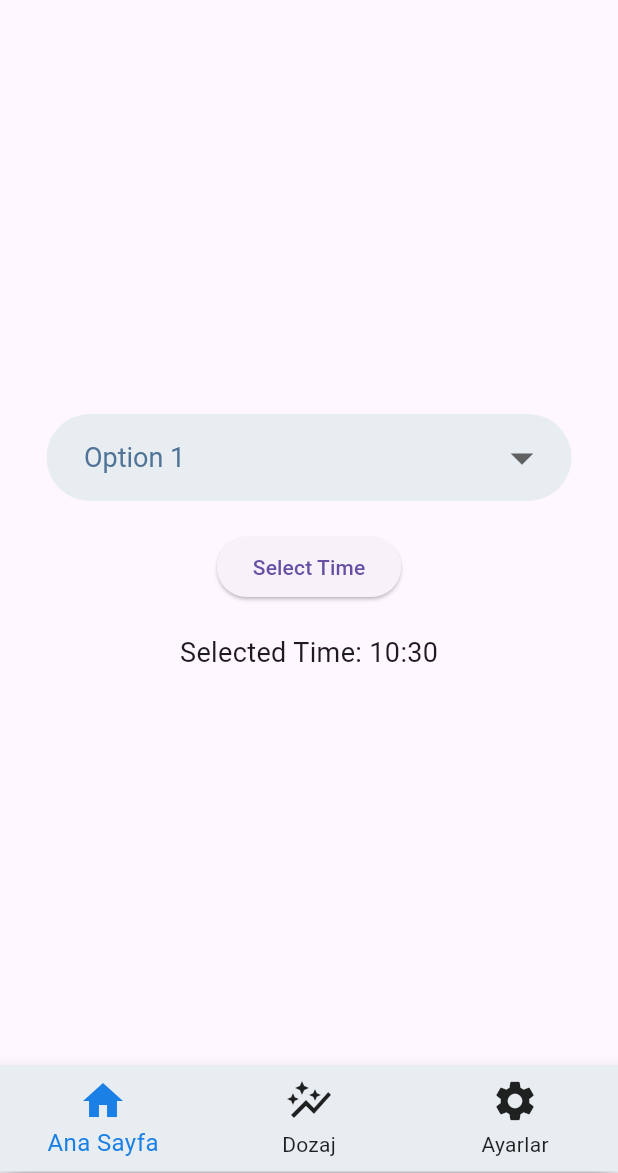
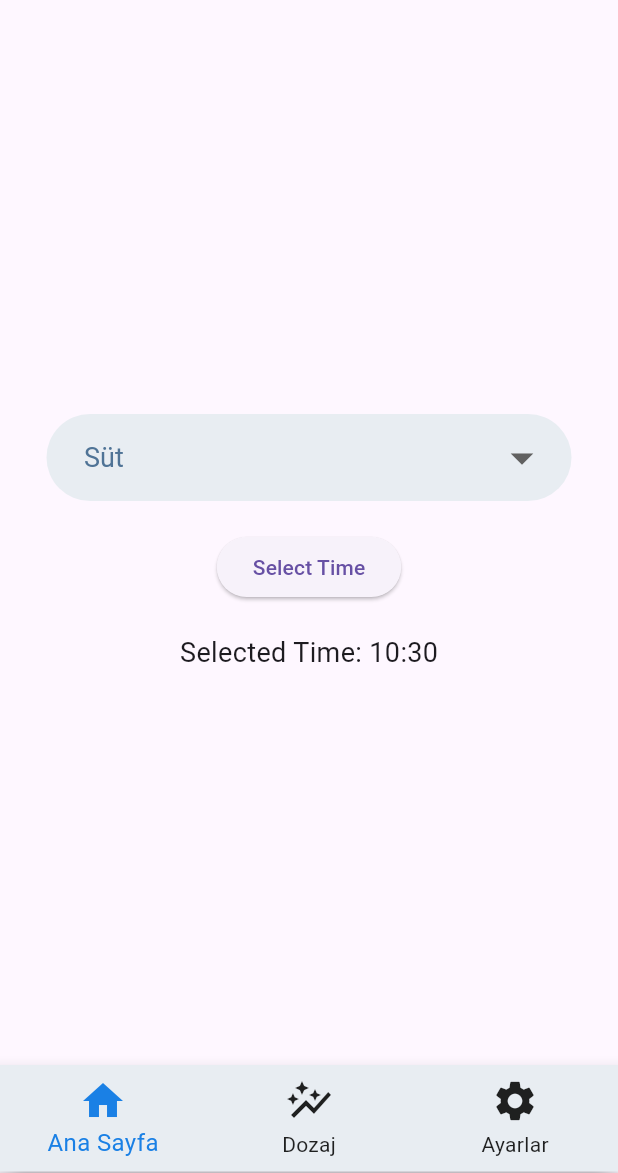
Before and after one commit to KeremTamirci/ImmunotherapyApp, a Flutter app: the PatientHomeScreen screen opened directly, on a phone screen of 412 x 824 dp, the part 63-1236 px from its top. Run offline on Flutter 3.47's test engine with Material 3 defaults, Android fonts, the phone set to English and light mode, and no system bars; our stand-ins replace firebase_auth, firebase_core, firebase_messaging, flutter_local_notifications; missing offline and left inert: flutter_material_pickers; accounts and stored records are empty.

Commit message:
Just added süt and fındık

```diff
--- a/immunotheraphy_app/lib/patient/screens/home_page.dart
+++ b/immunotheraphy_app/lib/patient/screens/home_page.dart
@@ -10,7 +10,7 @@ class HomePage extends StatefulWidget {
 }
 
 class HomePageState extends State<HomePage> {
-  String _selectedItem = 'Option 1'; // Initial value for dropdown
+  String _selectedItem = 'Süt'; // Initial value for dropdown
   TimeOfDay _selectedTime = TimeOfDay.now(); // Initial value for time picker
 
   // Function to show the time picker
@@ -57,7 +57,7 @@ class HomePageState extends State<HomePage> {
                     _selectedItem = newValue!;
                   });
                 },
-                items: <String>['Option 1', 'Option 2', 'Option 3', 'Option 4']
+                items: <String>['Süt', 'Fındık', 'Option 3', 'Option 4']
                     .map<DropdownMenuItem<String>>((String value) {
                   return DropdownMenuItem<String>(
                     value: value,
```
